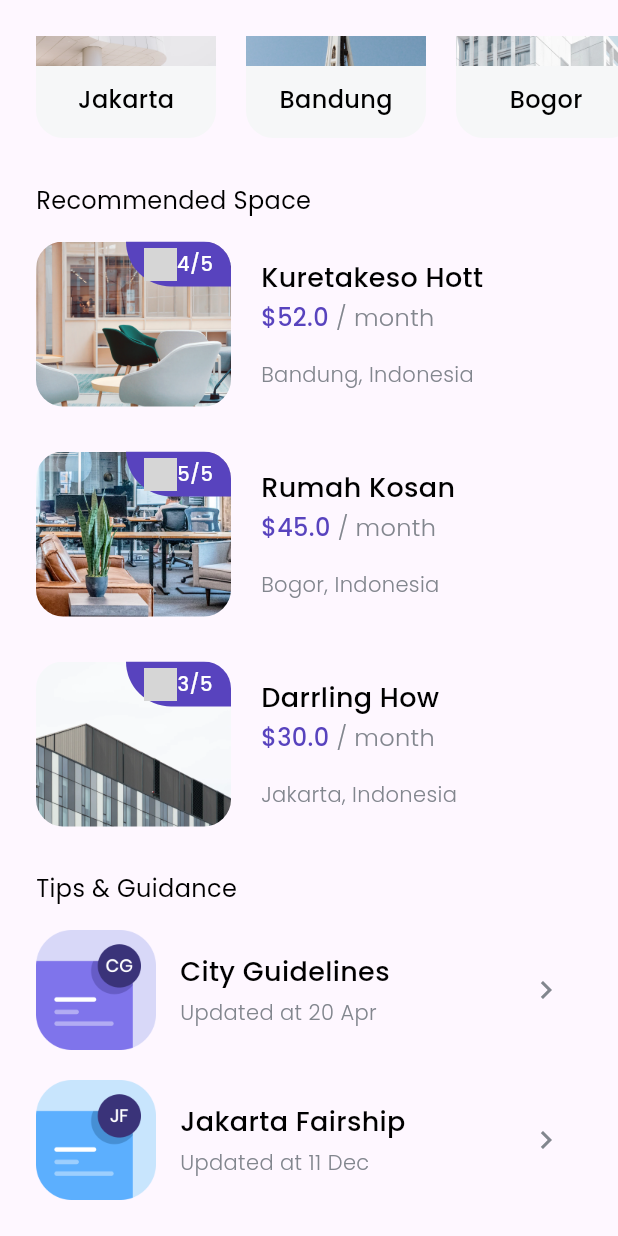
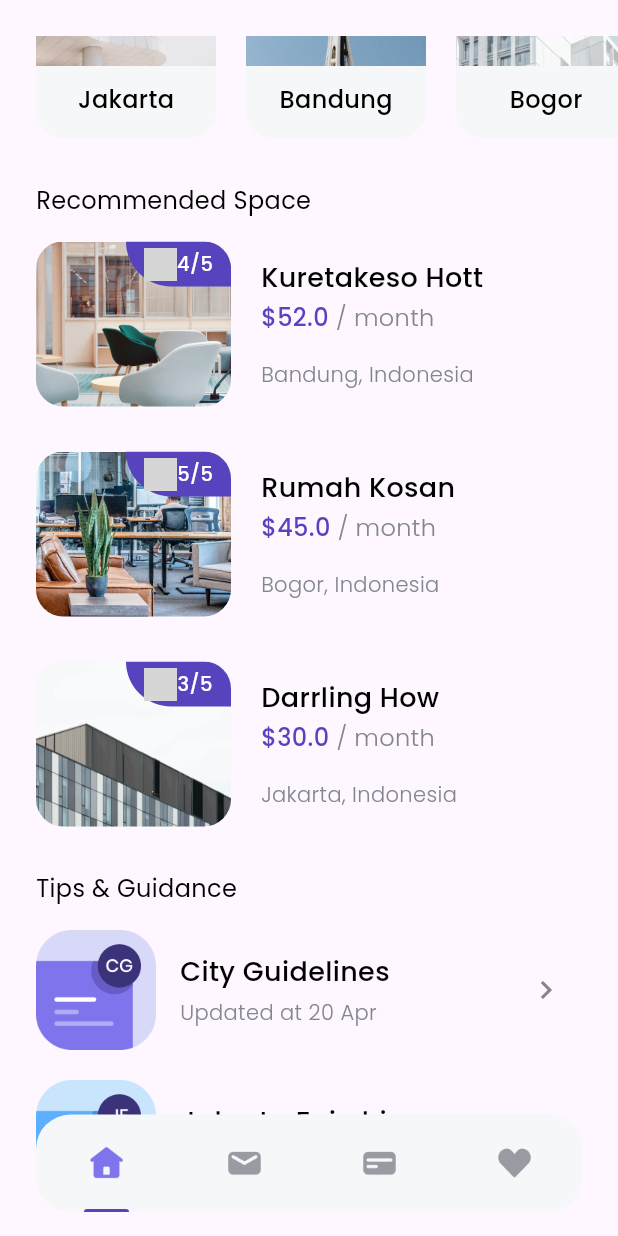
Before and after one commit to ridwanpr/cozy, a Flutter app: the HomePage screen opened directly, scrolled down 210 dp, on a phone screen of 412 x 824 dp. Run offline on Flutter 3.47's test engine with Material 3 defaults, Android fonts, the phone set to English and light mode, and no system bars; our stand-ins replace google_fonts; grey boxes are pictures that could not be loaded.

Commit message:
add floatingActionButton

```diff
--- a/lib/pages/home_page.dart
+++ b/lib/pages/home_page.dart
@@ -1,6 +1,7 @@
 import 'package:cozy/model/city.dart';
 import 'package:cozy/model/space.dart';
 import 'package:cozy/model/tips.dart';
+import 'package:cozy/widgets/bottom_navbar_item.dart';
 import 'package:cozy/widgets/city_card.dart';
 import 'package:cozy/widgets/space_card.dart';
 import 'package:cozy/widgets/tips_card.dart';
@@ -198,6 +199,9 @@ class HomePage extends StatelessWidget {
                         ],
                       ),
                     ),
+                    const SizedBox(
+                      height: 50,
+                    ),
                   ],
                 ),
               ),
@@ -205,6 +209,37 @@ class HomePage extends StatelessWidget {
           ],
         ),
       ),
+      floatingActionButton: Container(
+        height: 65,
+        width: MediaQuery.of(context).size.width - (2 * edge),
+        margin: EdgeInsets.symmetric(horizontal: edge),
+        decoration: BoxDecoration(
+          color: const Color(0xffF6F7F8),
+          borderRadius: BorderRadius.circular(23),
+        ),
+        child: const Row(
+          mainAxisAlignment: MainAxisAlignment.spaceAround,
+          children: [
+            BottomNavbarItem(
+              imageUrl: 'assets/icon_home.png',
+              isActive: true,
+            ),
+            BottomNavbarItem(
+              imageUrl: 'assets/icon_email.png',
+              isActive: false,
+            ),
+            BottomNavbarItem(
+              imageUrl: 'assets/icon_card.png',
+              isActive: false,
+            ),
+            BottomNavbarItem(
+              imageUrl: 'assets/icon_love.png',
+              isActive: false,
+            ),
+          ],
+        ),
+      ),
+      floatingActionButtonLocation: FloatingActionButtonLocation.centerFloat,
     );
   }
 }
--- /dev/null
+++ b/lib/widgets/bottom_navbar_item.dart
@@ -0,0 +1,36 @@
+import 'package:cozy/theme.dart';
+import 'package:flutter/material.dart';
+
+class BottomNavbarItem extends StatelessWidget {
+  final String imageUrl;
+  final bool isActive;
+
+  const BottomNavbarItem(
+      {super.key, required this.imageUrl, required this.isActive});
+
+  @override
+  Widget build(BuildContext context) {
+    return Column(
+      children: [
+        const Spacer(),
+        Image.asset(
+          imageUrl,
+          width: 26,
+        ),
+        const Spacer(),
+        isActive
+            ? Container(
+                width: 30,
+                height: 2,
+                decoration: BoxDecoration(
+                  color: purpleColor,
+                  borderRadius: const BorderRadius.vertical(
+                    top: Radius.circular(1000),
+                  ),
+                ),
+              )
+            : Container(),
+      ],
+    );
+  }
+}
```
